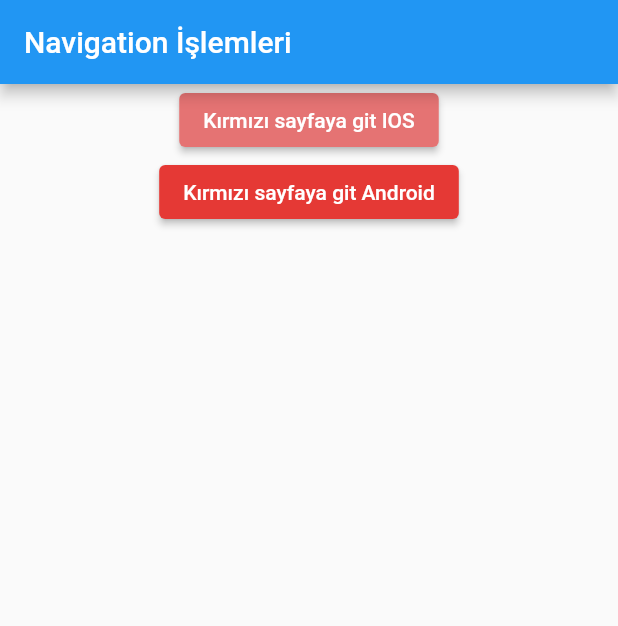
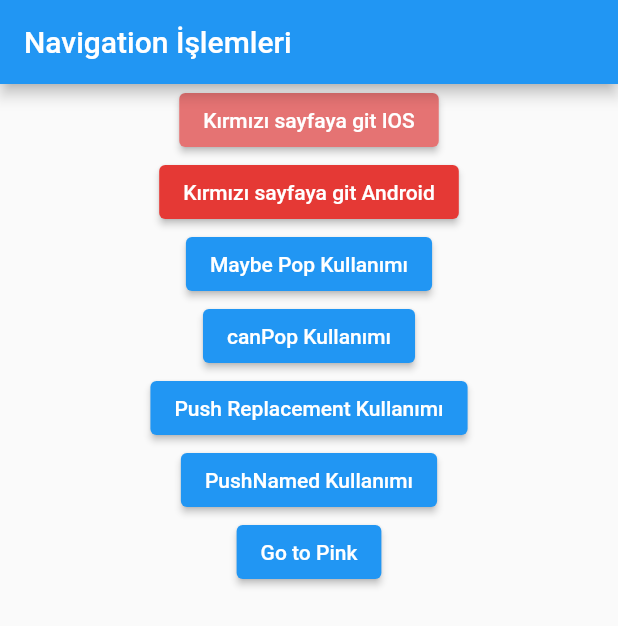
Before and after one commit to melikekizilcik/flutter_ornekler, a Flutter app: the screen it shows after launch, on a phone screen of 412 x 824 dp. Shown: the top 626 px of the screen. Run offline on Flutter 3.47's test engine with Material 2 defaults, Android fonts, the light colour scheme and no system bars; our stand-ins replace flutter_easyloading.

Commit message:
navigation ile ilgili ornekler eklendi

```diff
--- a/navigation_learn/navigation_learn/lib/main.dart
+++ b/navigation_learn/navigation_learn/lib/main.dart
@@ -1,5 +1,6 @@
 import 'package:flutter/cupertino.dart';
 import 'package:flutter/material.dart';
+import 'package:navigation_learn/pink_page.dart';
 import 'package:navigation_learn/red_page.dart';
 
 void main() {
@@ -16,7 +17,21 @@ class MyApp extends StatelessWidget {
       theme: ThemeData(
         primarySwatch: Colors.blue,
       ),
-      home: Anasayfa(),
+      //home: Anasayfa(),
+      routes: {
+        'redPage': (context) => RedPage(),
+        '/': (context) => Anasayfa(),
+        '/pinkPage': (context) => PinkPage(),
+      },
+      onUnknownRoute: (setting) => MaterialPageRoute(
+          builder: (context) => Scaffold(
+                appBar: AppBar(
+                  title: Text("Error"),
+                ),
+                body: Center(
+                  child: Text("404"),
+                ),
+              )),
     );
   }
 }
@@ -50,6 +65,53 @@ class Anasayfa extends StatelessWidget {
             child: Text("Kırmızı sayfaya git Android"),
             style: ElevatedButton.styleFrom(primary: Colors.red.shade600),
           ),
+          ElevatedButton(
+              onPressed: () {
+                Navigator.of(context).maybePop();
+              },
+              child: Text(
+                "Maybe Pop Kullanımı",
+                //Eğer geri gidebilecek başka eleman varsa gider yoksa gitmez
+              )),
+          ElevatedButton(
+              onPressed: () {
+                if (Navigator.of(context).canPop()) {
+                  print("Pop olabilir");
+                } else {
+                  print("hayır olamaz");
+                }
+              },
+              child: Text(
+                "canPop Kullanımı",
+                //Eğer geri gidebilecek başka eleman varsa gider yoksa gitmez
+              )),
+          ElevatedButton(
+              onPressed: () {
+                Navigator.of(context)
+                    .push(MaterialPageRoute(builder: (context) => PinkPage()));
+              },
+              child: Text(
+                "Push Replacement Kullanımı",
+                //Eğer geri gidebilecek başka eleman varsa gider yoksa gitmez
+              )),
+          ElevatedButton(
+              onPressed: () {
+                // Navigator.of(context).pushNamed(routeName);
+                Navigator.pushNamed(context, '/redPage');
+              },
+              child: Text(
+                "PushNamed Kullanımı",
+                //Eğer geri gidebilecek başka eleman varsa gider yoksa gitmez
+              )),
+          ElevatedButton(
+              onPressed: () {
+                // Navigator.of(context).pushNamed(routeName);
+                Navigator.pushNamed(context, '/pinkPage2');
+              },
+              child: Text(
+                "Go to Pink",
+                //Eğer geri gidebilecek başka eleman varsa gider yoksa gitmez
+              ))
         ],
       )),
     );
```
Also changed, not shown: navigation_learn/navigation_learn/lib/red_page.dart (+8 -1 lines).
